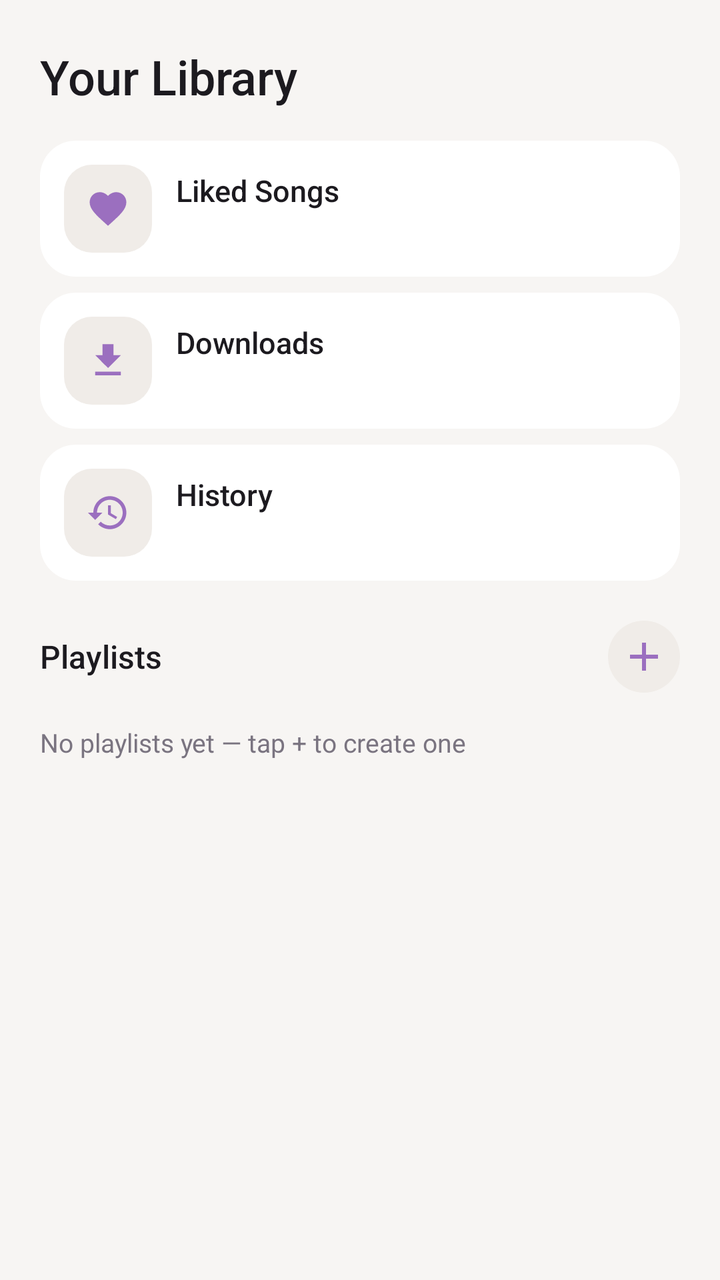
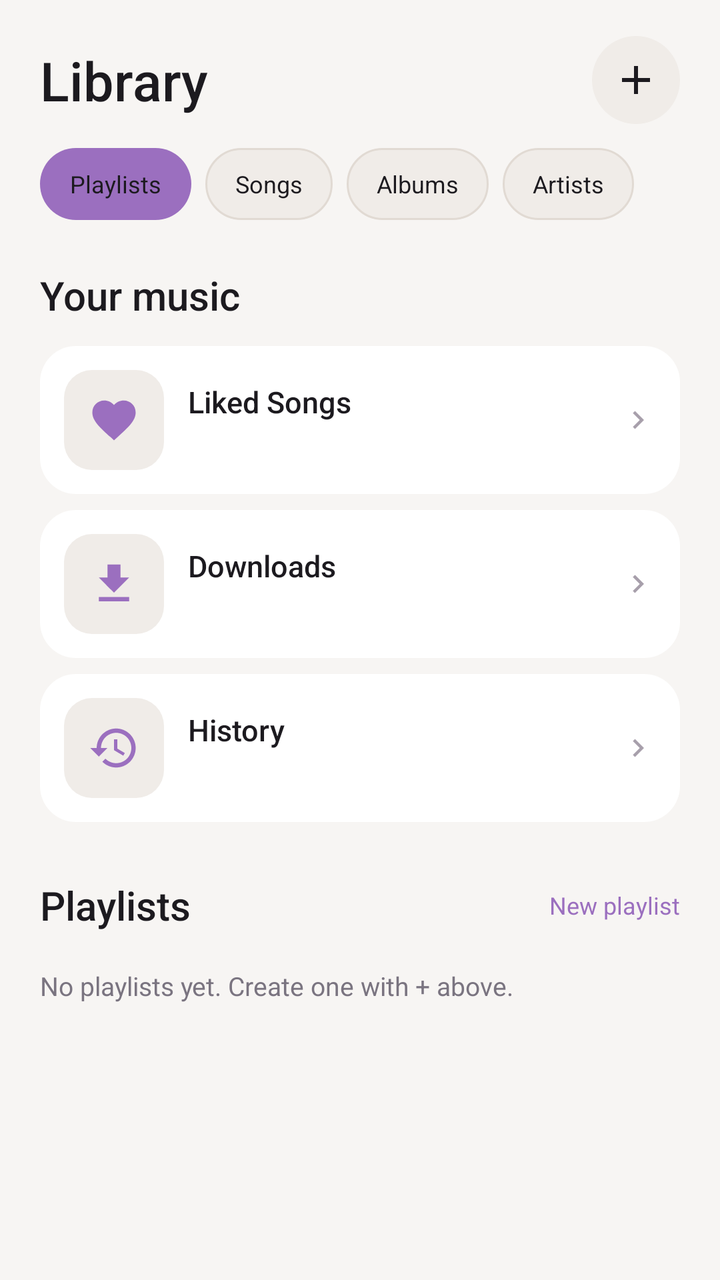

An Android layout rendered at two revisions. The XML below is the earlier revision; the diff shows what the commit changed to produce the second picture.
<!-- AndroidManifest.xml: application theme AppTheme -->
<!-- res/layout/screen_library.xml -->
<?xml version="1.0" encoding="utf-8"?>
<ScrollView xmlns:android="http://schemas.android.com/apk/res/android"
    android:layout_width="match_parent"
    android:layout_height="match_parent"
    android:background="@color/bg_black"
    android:clipToPadding="false"
    android:scrollbars="none"
    android:scrollbarSize="0dp">

    <LinearLayout
        android:layout_width="match_parent"
        android:layout_height="wrap_content"
        android:orientation="vertical"
        android:paddingStart="20dp"
        android:paddingEnd="20dp"
        android:paddingTop="22dp"
        android:paddingBottom="24dp">

        <TextView
            android:layout_width="match_parent"
            android:layout_height="wrap_content"
            android:text="Your Library"
            android:textColor="@color/text_primary"
            android:textSize="24sp"
            android:fontFamily="sans-serif-medium"
            android:layout_marginBottom="16dp" />

        
        <LinearLayout
            android:id="@+id/library_liked_row"
            android:layout_width="match_parent"
            android:layout_height="wrap_content"
            android:orientation="horizontal"
            android:gravity="center_vertical"
            android:background="@drawable/bg_card_rounded_pressed"
            android:padding="12dp"
            android:layout_marginBottom="8dp"
            android:clickable="true"
            android:focusable="true">

            <ImageView
                android:layout_width="44dp"
                android:layout_height="44dp"
                android:background="@drawable/bg_recent_card"
                android:padding="11dp"
                android:src="@drawable/ic_heart_filled"
                android:tint="@color/accent"
                android:contentDescription="@null" />

            <LinearLayout
                android:layout_width="0dp"
                android:layout_height="wrap_content"
                android:layout_weight="1"
                android:layout_marginStart="12dp"
                android:orientation="vertical">

                <TextView
                    android:layout_width="match_parent"
                    android:layout_height="wrap_content"
                    android:text="Liked Songs"
                    android:textColor="@color/text_primary"
                    android:textSize="15sp"
                    android:fontFamily="sans-serif-medium" />

                <TextView
                    android:id="@+id/library_liked_count"
                    android:layout_width="match_parent"
                    android:layout_height="wrap_content"
                    android:layout_marginTop="2dp"
                    android:textColor="@color/text_muted"
                    android:textSize="12sp" />

            </LinearLayout>

        </LinearLayout>

        
        <LinearLayout
            android:id="@+id/library_downloads_row"
            android:layout_width="match_parent"
            android:layout_height="wrap_content"
            android:orientation="horizontal"
            android:gravity="center_vertical"
            android:background="@drawable/bg_card_rounded_pressed"
            android:padding="12dp"
            android:layout_marginBottom="8dp"
            android:clickable="true"
            android:focusable="true">

            <ImageView
                android:layout_width="44dp"
                android:layout_height="44dp"
                android:background="@drawable/bg_recent_card"
                android:padding="11dp"
                android:src="@drawable/ic_download_done"
                android:tint="@color/accent"
                android:contentDescription="@null" />

            <LinearLayout
                android:layout_width="0dp"
                android:layout_height="wrap_content"
                android:layout_weight="1"
                android:layout_marginStart="12dp"
                android:orientation="vertical">

                <TextView
                    android:layout_width="match_parent"
                    android:layout_height="wrap_content"
                    android:text="Downloads"
                    android:textColor="@color/text_primary"
                    android:textSize="15sp"
                    android:fontFamily="sans-serif-medium" />

                <TextView
                    android:id="@+id/library_downloads_count"
                    android:layout_width="match_parent"
                    android:layout_height="wrap_content"
                    android:layout_marginTop="2dp"
                    android:textColor="@color/text_muted"
                    android:textSize="12sp" />

            </LinearLayout>

        </LinearLayout>

        
        <LinearLayout
            android:id="@+id/library_history_row"
            android:layout_width="match_parent"
            android:layout_height="wrap_content"
            android:orientation="horizontal"
            android:gravity="center_vertical"
            android:background="@drawable/bg_card_rounded_pressed"
            android:padding="12dp"
            android:layout_marginBottom="20dp"
            android:clickable="true"
            android:focusable="true">

            <ImageView
                android:layout_width="44dp"
                android:layout_height="44dp"
                android:background="@drawable/bg_recent_card"
                android:padding="11dp"
                android:src="@drawable/ic_history"
                android:tint="@color/accent"
                android:contentDescription="@null" />

            <LinearLayout
                android:layout_width="0dp"
                android:layout_height="wrap_content"
                android:layout_weight="1"
                android:layout_marginStart="12dp"
                android:orientation="vertical">

                <TextView
                    android:layout_width="match_parent"
                    android:layout_height="wrap_content"
                    android:text="History"
                    android:textColor="@color/text_primary"
                    android:textSize="15sp"
                    android:fontFamily="sans-serif-medium" />

                <TextView
                    android:id="@+id/library_history_count"
                    android:layout_width="match_parent"
                    android:layout_height="wrap_content"
                    android:layout_marginTop="2dp"
                    android:textColor="@color/text_muted"
                    android:textSize="12sp" />

            </LinearLayout>

        </LinearLayout>

        
        <LinearLayout
            android:layout_width="match_parent"
            android:layout_height="wrap_content"
            android:orientation="horizontal"
            android:gravity="center_vertical"
            android:layout_marginBottom="12dp">

            <TextView
                android:layout_width="0dp"
                android:layout_height="wrap_content"
                android:layout_weight="1"
                android:text="Playlists"
                android:textColor="@color/text_primary"
                android:textSize="16sp"
                android:fontFamily="sans-serif-medium" />

            <ImageButton
                android:id="@+id/library_new_playlist"
                android:layout_width="36dp"
                android:layout_height="36dp"
                android:background="@drawable/ripple_circle_ghost"
                android:src="@drawable/ic_add"
                android:tint="@color/accent"
                android:padding="6dp"
                android:contentDescription="New playlist" />

        </LinearLayout>

        <LinearLayout
            android:id="@+id/library_playlists_container"
            android:layout_width="match_parent"
            android:layout_height="wrap_content"
            android:orientation="vertical" />

        <TextView
            android:id="@+id/library_playlists_empty"
            android:layout_width="match_parent"
            android:layout_height="wrap_content"
            android:text="No playlists yet — tap + to create one"
            android:textColor="@color/text_muted"
            android:textSize="13sp"
            android:layout_marginTop="4dp" />

    </LinearLayout>

</ScrollView>
<!-- resources referenced by this layout -->
<resources>
  <color name="accent">#9B6FBF</color>
  <color name="bg_black">#F7F5F3</color>
  <color name="text_muted">#7A7480</color>
  <color name="text_primary">#1C1A1F</color>
  <!-- drawable bg_card_rounded_pressed (drawable) -->
  <ripple xmlns:android="http://schemas.android.com/apk/res/android" android:color="#1EFFFFFF">
      <item android:drawable="@drawable/bg_card_rounded"/>
  </ripple>
  <!-- drawable bg_recent_card (drawable) -->
  <shape xmlns:android="http://schemas.android.com/apk/res/android" android:shape="rectangle">
      <corners android:radius="14dp"/>
      <solid android:color="@color/surface_2"/>
  </shape>
  <!-- drawable ic_add (drawable) -->
  <vector xmlns:android="http://schemas.android.com/apk/res/android"
      android:width="24dp" android:height="24dp"
      android:viewportWidth="24" android:viewportHeight="24">
      <path android:fillColor="#FFFFFF" android:pathData="M19,13h-6v6h-2v-6H5v-2h6V5h2v6h6z"/>
  </vector>
  <!-- drawable ic_download_done (drawable) -->
  <vector xmlns:android="http://schemas.android.com/apk/res/android"
      android:width="24dp" android:height="24dp"
      android:viewportWidth="24" android:viewportHeight="24">
      <path android:fillColor="#FFFFFF" android:pathData="M19,9h-4V3H9v6H5l7,7 7,-7zM5,18v2h14v-2z"/>
      <path android:fillColor="#0A0A0D" android:pathData="M8.5,12.5l1.9,1.9 4.1,-4.1 -0.9,-0.9 -3.2,3.2 -1,-1z"/>
  </vector>
  <!-- drawable ic_heart_filled (drawable) -->
  <vector xmlns:android="http://schemas.android.com/apk/res/android"
      android:width="24dp" android:height="24dp"
      android:viewportWidth="24" android:viewportHeight="24">
      <path android:fillColor="#FFFFFF" android:pathData="M12,21.35l-1.45,-1.32C5.4,15.36 2,12.28 2,8.5 2,5.42 4.42,3 7.5,3c1.74,0 3.41,0.81 4.5,2.09C13.09,3.81 14.76,3 16.5,3 19.58,3 22,5.42 22,8.5c0,3.78 -3.4,6.86 -8.55,11.54L12,21.35z"/>
  </vector>
  <!-- drawable ripple_circle_ghost (drawable) -->
  <ripple xmlns:android="http://schemas.android.com/apk/res/android"
      android:color="#26FFFFFF">
      <item android:id="@android:id/mask">
          <shape android:shape="oval">
              <solid android:color="@android:color/white"/>
          </shape>
      </item>
      <item android:drawable="@drawable/bg_circle_ghost"/>
  </ripple>
  <!-- drawable bg_card_rounded (drawable) -->
  <shape xmlns:android="http://schemas.android.com/apk/res/android" android:shape="rectangle">
      <corners android:radius="18dp"/>
      <solid android:color="@color/surface_1"/>
  </shape>
  <color name="surface_2">#F0ECE8</color>
  <!-- drawable bg_circle_ghost (drawable) -->
  <shape xmlns:android="http://schemas.android.com/apk/res/android" android:shape="oval">
      <solid android:color="@color/surface_2"/>
  </shape>
  <color name="surface_1">#FFFFFF</color>
  <!-- unchanged entries left out for length: 2 -->
</resources>

<!-- the commit's change to res/layout/screen_library.xml (unified diff, before → after) -->
@@ -5,217 +5,63 @@
     android:background="@color/bg_black"
     android:clipToPadding="false"
     android:scrollbars="none"
-    android:scrollbarSize="0dp">
-
+    android:overScrollMode="never">
     <LinearLayout
         android:layout_width="match_parent"
         android:layout_height="wrap_content"
         android:orientation="vertical"
-        android:paddingStart="20dp"
-        android:paddingEnd="20dp"
-        android:paddingTop="22dp"
-        android:paddingBottom="24dp">
+        android:paddingTop="18dp"
+        android:paddingBottom="34dp">
 
-        <TextView
-            android:layout_width="match_parent"
-            android:layout_height="wrap_content"
-            android:text="Your Library"
-            android:textColor="@color/text_primary"
-            android:textSize="24sp"
-            android:fontFamily="sans-serif-medium"
-            android:layout_marginBottom="16dp" />
-
-        
-        <LinearLayout
-            android:id="@+id/library_liked_row"
-            android:layout_width="match_parent"
-            android:layout_height="wrap_content"
-            android:orientation="horizontal"
-            android:gravity="center_vertical"
-            android:background="@drawable/bg_card_rounded_pressed"
-            android:padding="12dp"
-            android:layout_marginBottom="8dp"
-            android:clickable="true"
-            android:focusable="true">
-
-            <ImageView
-                android:layout_width="44dp"
-                android:layout_height="44dp"
-                android:background="@drawable/bg_recent_card"
-                android:padding="11dp"
-                android:src="@drawable/ic_heart_filled"
-                android:tint="@color/accent"
-                android:contentDescription="@null" />
-
-            <LinearLayout
-                android:layout_width="0dp"
-                android:layout_height="wrap_content"
-                android:layout_weight="1"
-                android:layout_marginStart="12dp"
-                android:orientation="vertical">
-
-                <TextView
-                    android:layout_width="match_parent"
-                    android:layout_height="wrap_content"
-                    android:text="Liked Songs"
-                    android:textColor="@color/text_primary"
-                    android:textSize="15sp"
-                    android:fontFamily="sans-serif-medium" />
-
-                <TextView
-                    android:id="@+id/library_liked_count"
-                    android:layout_width="match_parent"
-                    android:layout_height="wrap_content"
-                    android:layout_marginTop="2dp"
-                    android:textColor="@color/text_muted"
-                    android:textSize="12sp" />
-
-            </LinearLayout>
-
+        <LinearLayout android:layout_width="match_parent" android:layout_height="wrap_content" android:paddingStart="20dp" android:paddingEnd="20dp" android:gravity="center_vertical">
+            <TextView android:layout_width="0dp" android:layout_height="wrap_content" android:layout_weight="1" android:text="Library" android:textColor="@color/text_primary" android:textSize="27sp" android:fontFamily="sans-serif-medium" />
+            <ImageButton android:id="@+id/library_new_playlist" android:layout_width="44dp" android:layout_height="44dp" android:background="@drawable/ripple_circle_ghost" android:src="@drawable/ic_add" android:tint="@color/text_primary" android:padding="10dp" android:contentDescription="New playlist" />
         </LinearLayout>
 
-        
-        <LinearLayout
-            android:id="@+id/library_downloads_row"
-            android:layout_width="match_parent"
-            android:layout_height="wrap_content"
-            android:orientation="horizontal"
-            android:gravity="center_vertical"
-            android:background="@drawable/bg_card_rounded_pressed"
-            android:padding="12dp"
-            android:layout_marginBottom="8dp"
-            android:clickable="true"
-            android:focusable="true">
+        <HorizontalScrollView android:layout_width="match_parent" android:layout_height="wrap_content" android:layout_marginTop="12dp" android:paddingStart="20dp" android:paddingEnd="20dp" android:scrollbars="none">
+            <LinearLayout android:layout_width="wrap_content" android:layout_height="wrap_content" android:orientation="horizontal">
+                <TextView android:layout_width="wrap_content" android:layout_height="36dp" android:gravity="center" android:paddingStart="15dp" android:paddingEnd="15dp" android:text="Playlists" android:textColor="@color/text_primary" android:textSize="12sp" android:background="@drawable/bg_chip_selected" />
+                <TextView android:layout_width="wrap_content" android:layout_height="36dp" android:layout_marginStart="7dp" android:gravity="center" android:paddingStart="15dp" android:paddingEnd="15dp" android:text="Songs" android:textColor="@color/text_primary" android:textSize="12sp" android:background="@drawable/bg_chip" />
+                <TextView android:layout_width="wrap_content" android:layout_height="36dp" android:layout_marginStart="7dp" android:gravity="center" android:paddingStart="15dp" android:paddingEnd="15dp" android:text="Albums" android:textColor="@color/text_primary" android:textSize="12sp" android:background="@drawable/bg_chip" />
+                <TextView android:layout_width="wrap_content" android:layout_height="36dp" android:layout_marginStart="7dp" android:gravity="center" android:paddingStart="15dp" android:paddingEnd="15dp" android:text="Artists" android:textColor="@color/text_primary" android:textSize="12sp" android:background="@drawable/bg_chip" />
+            </LinearLayout>
+        </HorizontalScrollView>
 
-            <ImageView
-                android:layout_width="44dp"
-                android:layout_height="44dp"
-                android:background="@drawable/bg_recent_card"
-                android:padding="11dp"
-                android:src="@drawable/ic_download_done"
-                android:tint="@color/accent"
-                android:contentDescription="@null" />
+        <TextView android:layout_width="match_parent" android:layout_height="wrap_content" android:paddingStart="20dp" android:paddingEnd="20dp" android:layout_marginTop="24dp" android:text="Your music" android:textColor="@color/text_primary" android:textSize="20sp" android:fontFamily="sans-serif-medium" />
 
-            <LinearLayout
-                android:layout_width="0dp"
-                android:layout_height="wrap_content"
-                android:layout_weight="1"
-                android:layout_marginStart="12dp"
-                android:orientation="vertical">
-
-                <TextView
-                    android:layout_width="match_parent"
-                    android:layout_height="wrap_content"
-                    android:text="Downloads"
-                    android:textColor="@color/text_primary"
-                    android:textSize="15sp"
-                    android:fontFamily="sans-serif-medium" />
-
-                <TextView
-                    android:id="@+id/library_downloads_count"
-                    android:layout_width="match_parent"
-                    android:layout_height="wrap_content"
-                    android:layout_marginTop="2dp"
-                    android:textColor="@color/text_muted"
-                    android:textSize="12sp" />
-
+        <LinearLayout android:id="@+id/library_liked_row" android:layout_width="match_parent" android:layout_height="wrap_content" android:layout_marginStart="20dp" android:layout_marginEnd="20dp" android:layout_marginTop="12dp" android:orientation="horizontal" android:gravity="center_vertical" android:background="@drawable/bg_card_rounded_pressed" android:padding="12dp" android:clickable="true" android:focusable="true">
+            <ImageView android:layout_width="50dp" android:layout_height="50dp" android:background="@drawable/bg_recent_card" android:padding="12dp" android:src="@drawable/ic_heart_filled" android:tint="@color/accent" android:contentDescription="@null" />
+            <LinearLayout android:layout_width="0dp" android:layout_height="wrap_content" android:layout_weight="1" android:layout_marginStart="12dp" android:orientation="vertical">
+                <TextView android:layout_width="match_parent" android:layout_height="wrap_content" android:text="Liked Songs" android:textColor="@color/text_primary" android:textSize="15sp" android:fontFamily="sans-serif-medium" />
+                <TextView android:id="@+id/library_liked_count" android:layout_width="match_parent" android:layout_height="wrap_content" android:layout_marginTop="2dp" android:textColor="@color/text_muted" android:textSize="12sp" />
             </LinearLayout>
-
+            <ImageView android:layout_width="18dp" android:layout_height="18dp" android:src="@drawable/ic_chevron_down" android:tint="@color/text_faint" android:rotation="-90" android:contentDescription="@null" />
         </LinearLayout>
 
-        
-        <LinearLayout
-            android:id="@+id/library_history_row"
-            android:layout_width="match_parent"
-            android:layout_height="wrap_content"
-            android:orientation="horizontal"
-            android:gravity="center_vertical"
-            android:background="@drawable/bg_card_rounded_pressed"
-            android:padding="12dp"
-            android:layout_marginBottom="20dp"
-            android:clickable="true"
-            android:focusable="true">
-
-            <ImageView
-                android:layout_width="44dp"
-                android:layout_height="44dp"
-                android:background="@drawable/bg_recent_card"
-                android:padding="11dp"
-                android:src="@drawable/ic_history"
-                android:tint="@color/accent"
-                android:contentDescription="@null" />
-
-            <LinearLayout
-                android:layout_width="0dp"
-                android:layout_height="wrap_content"
-                android:layout_weight="1"
-                android:layout_marginStart="12dp"
-                android:orientation="vertical">
-
-                <TextView
-                    android:layout_width="match_parent"
-                    android:layout_height="wrap_content"
-                    android:text="History"
-                    android:textColor="@color/text_primary"
-                    android:textSize="15sp"
-                    android:fontFamily="sans-serif-medium" />
-
-                <TextView
-                    android:id="@+id/library_history_count"
-                    android:layout_width="match_parent"
-                    android:layout_height="wrap_content"
-                    android:layout_marginTop="2dp"
-                    android:textColor="@color/text_muted"
-                    android:textSize="12sp" />
-
+        <LinearLayout android:id="@+id/library_downloads_row" android:layout_width="match_parent" android:layout_height="wrap_content" android:layout_marginStart="20dp" android:layout_marginEnd="20dp" android:layout_marginTop="8dp" android:orientation="horizontal" android:gravity="center_vertical" android:background="@drawable/bg_card_rounded_pressed" android:padding="12dp" android:clickable="true" android:focusable="true">
+            <ImageView android:layout_width="50dp" android:layout_height="50dp" android:background="@drawable/bg_recent_card" android:padding="12dp" android:src="@drawable/ic_download_done" android:tint="@color/accent" android:contentDescription="@null" />
+            <LinearLayout android:layout_width="0dp" android:layout_height="wrap_content" android:layout_weight="1" android:layout_marginStart="12dp" android:orientation="vertical">
+                <TextView android:layout_width="match_parent" android:layout_height="wrap_content" android:text="Downloads" android:textColor="@color/text_primary" android:textSize="15sp" android:fontFamily="sans-serif-medium" />
+                <TextView android:id="@+id/library_downloads_count" android:layout_width="match_parent" android:layout_height="wrap_content" android:layout_marginTop="2dp" android:textColor="@color/text_muted" android:textSize="12sp" />
             </LinearLayout>
-
+            <ImageView android:layout_width="18dp" android:layout_height="18dp" android:src="@drawable/ic_chevron_down" android:tint="@color/text_faint" android:rotation="-90" android:contentDescription="@null" />
         </LinearLayout>
 
-        
-        <LinearLayout
-            android:layout_width="match_parent"
-            android:layout_height="wrap_content"
-            android:orientation="horizontal"
-            android:gravity="center_vertical"
-            android:layout_marginBottom="12dp">
-
-            <TextView
-                android:layout_width="0dp"
-                android:layout_height="wrap_content"
-                android:layout_weight="1"
-                android:text="Playlists"
-                android:textColor="@color/text_primary"
-                android:textSize="16sp"
-                android:fontFamily="sans-serif-medium" />
-
-            <ImageButton
-                android:id="@+id/library_new_playlist"
-                android:layout_width="36dp"
-                android:layout_height="36dp"
-                android:background="@drawable/ripple_circle_ghost"
-                android:src="@drawable/ic_add"
-                android:tint="@color/accent"
-                android:padding="6dp"
-                android:contentDescription="New playlist" />
-
+        <LinearLayout android:id="@+id/library_history_row" android:layout_width="match_parent" android:layout_height="wrap_content" android:layout_marginStart="20dp" android:layout_marginEnd="20dp" android:layout_marginTop="8dp" android:orientation="horizontal" android:gravity="center_vertical" android:background="@drawable/bg_card_rounded_pressed" android:padding="12dp" android:clickable="true" android:focusable="true">
+            <ImageView android:layout_width="50dp" android:layout_height="50dp" android:background="@drawable/bg_recent_card" android:padding="12dp" android:src="@drawable/ic_history" android:tint="@color/accent" android:contentDescription="@null" />
+            <LinearLayout android:layout_width="0dp" android:layout_height="wrap_content" android:layout_weight="1" android:layout_marginStart="12dp" android:orientation="vertical">
+                <TextView android:layout_width="match_parent" android:layout_height="wrap_content" android:text="History" android:textColor="@color/text_primary" android:textSize="15sp" android:fontFamily="sans-serif-medium" />
+                <TextView android:id="@+id/library_history_count" android:layout_width="match_parent" android:layout_height="wrap_content" android:layout_marginTop="2dp" android:textColor="@color/text_muted" android:textSize="12sp" />
+            </LinearLayout>
+            <ImageView android:layout_width="18dp" android:layout_height="18dp" android:src="@drawable/ic_chevron_down" android:tint="@color/text_faint" android:rotation="-90" android:contentDescription="@null" />
         </LinearLayout>
 
-        <LinearLayout
-            android:id="@+id/library_playlists_container"
-            android:layout_width="match_parent"
-            android:layout_height="wrap_content"
-            android:orientation="vertical" />
+        <LinearLayout android:layout_width="match_parent" android:layout_height="wrap_content" android:paddingStart="20dp" android:paddingEnd="20dp" android:layout_marginTop="28dp" android:gravity="center_vertical">
+            <TextView android:layout_width="0dp" android:layout_height="wrap_content" android:layout_weight="1" android:text="Playlists" android:textColor="@color/text_primary" android:textSize="20sp" android:fontFamily="sans-serif-medium" />
+            <TextView android:layout_width="wrap_content" android:layout_height="wrap_content" android:text="New playlist" android:textColor="@color/accent" android:textSize="12sp" />
+        </LinearLayout>
 
-        <TextView
-            android:id="@+id/library_playlists_empty"
-            android:layout_width="match_parent"
-            android:layout_height="wrap_content"
-            android:text="No playlists yet — tap + to create one"
-            android:textColor="@color/text_muted"
-            android:textSize="13sp"
-            android:layout_marginTop="4dp" />
-
+        <LinearLayout android:id="@+id/library_playlists_container" android:layout_width="match_parent" android:layout_height="wrap_content" android:layout_marginTop="10dp" android:paddingStart="20dp" android:paddingEnd="20dp" android:orientation="vertical" />
+        <TextView android:id="@+id/library_playlists_empty" android:layout_width="match_parent" android:layout_height="wrap_content" android:text="No playlists yet. Create one with + above." android:textColor="@color/text_muted" android:textSize="13sp" android:paddingStart="20dp" android:paddingEnd="20dp" android:layout_marginTop="8dp" />
     </LinearLayout>
-
 </ScrollView>
<!-- resource entries referenced after the edit -->
@@ -2,12 +2,24 @@
 <resources>
   <color name="accent">#9B6FBF</color>
   <color name="bg_black">#F7F5F3</color>
+  <color name="text_faint">#A79FAB</color>
   <color name="text_muted">#7A7480</color>
   <color name="text_primary">#1C1A1F</color>
   <!-- drawable bg_card_rounded_pressed (drawable) -->
   <ripple xmlns:android="http://schemas.android.com/apk/res/android" android:color="#1EFFFFFF">
       <item android:drawable="@drawable/bg_card_rounded"/>
   </ripple>
+  <!-- drawable bg_chip (drawable) -->
+  <shape xmlns:android="http://schemas.android.com/apk/res/android" android:shape="rectangle">
+      <corners android:radius="18dp"/>
+      <solid android:color="@color/surface_2"/>
+      <stroke android:width="1dp" android:color="@color/divider"/>
+  </shape>
+  <!-- drawable bg_chip_selected (drawable) -->
+  <shape xmlns:android="http://schemas.android.com/apk/res/android" android:shape="rectangle">
+      <corners android:radius="18dp"/>
+      <solid android:color="@color/accent"/>
+  </shape>
   <!-- drawable bg_recent_card (drawable) -->
   <shape xmlns:android="http://schemas.android.com/apk/res/android" android:shape="rectangle">
       <corners android:radius="14dp"/>
@@ -18,6 +30,12 @@
       android:width="24dp" android:height="24dp"
       android:viewportWidth="24" android:viewportHeight="24">
       <path android:fillColor="#FFFFFF" android:pathData="M19,13h-6v6h-2v-6H5v-2h6V5h2v6h6z"/>
+  </vector>
+  <!-- drawable ic_chevron_down (drawable) -->
+  <vector xmlns:android="http://schemas.android.com/apk/res/android"
+      android:width="24dp" android:height="24dp"
+      android:viewportWidth="24" android:viewportHeight="24">
+      <path android:fillColor="#FFFFFF" android:pathData="M7.41,8.59L12,13.17l4.59,-4.58L18,10l-6,6 -6,-6z"/>
   </vector>
   <!-- drawable ic_download_done (drawable) -->
   <vector xmlns:android="http://schemas.android.com/apk/res/android"
@@ -48,6 +66,7 @@
       <solid android:color="@color/surface_1"/>
   </shape>
   <color name="surface_2">#F0ECE8</color>
+  <color name="divider">#E1DAD3</color>
   <!-- drawable bg_circle_ghost (drawable) -->
   <shape xmlns:android="http://schemas.android.com/apk/res/android" android:shape="oval">
       <solid android:color="@color/surface_2"/>
